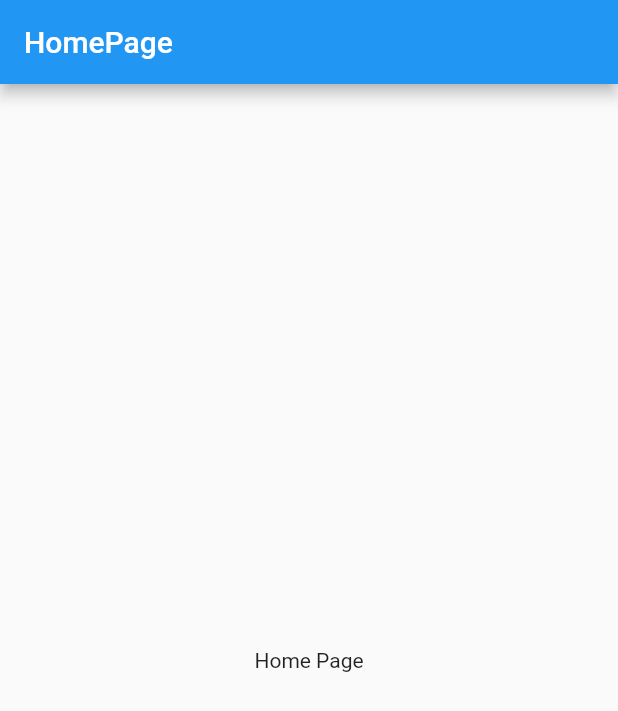
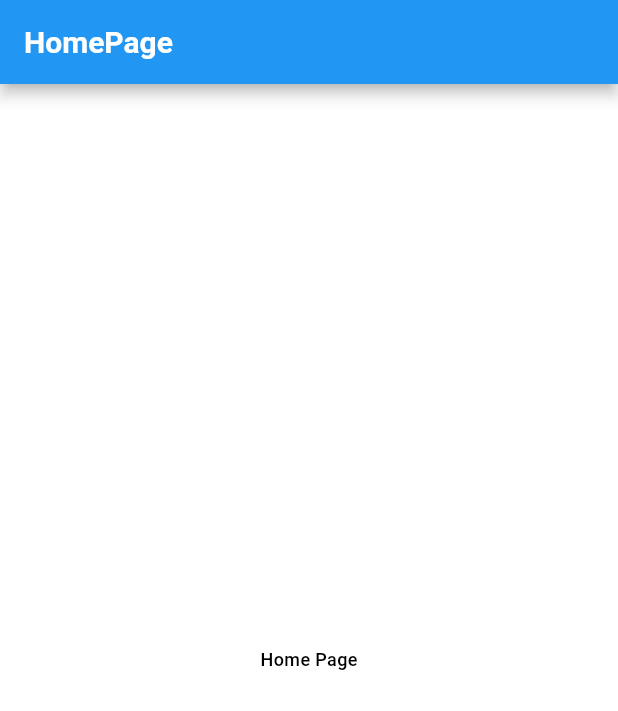
Before and after one commit to CarlosDiaz12/flutter-template-clean-architecture, a Flutter app: the screen it shows after launch, on a phone screen of 412 x 824 dp. Shown: the top 711 px of the screen. Run offline on Flutter 3.47's test engine with Material 2 defaults, Android fonts, the phone set to English and light mode, and no system bars; our stand-ins replace auto_route, dartz, dio, internet_connection_checker, stacked, universal_platform.

Commit message:
💄 changed  and applied  colors

```diff
--- a/lib/main.dart
+++ b/lib/main.dart
@@ -3,6 +3,7 @@
 import 'package:provider/provider.dart';
 
 import 'core/config/router/routes.gr.dart';
+import 'presentation/common/style/app_theme.dart';
 
 void main() async {
   await InjectionContainer.setupProvider();
@@ -23,9 +24,8 @@
         routerDelegate: _appRouter.delegate(),
         routeInformationParser: _appRouter.defaultRouteParser(),
         title: 'Flutter Clean Architecture Template',
-        theme: ThemeData(
-          primarySwatch: Colors.blue,
-        ),
+        theme: AppTheme.lightTheme,
+        darkTheme: AppTheme.darkTheme,
         //home: ,
       ),
     );
--- a/lib/presentation/common/style/app_theme.dart
+++ b/lib/presentation/common/style/app_theme.dart
@@ -45,7 +45,7 @@
           fontWeight: FontWeight.w700,
           color: colorScheme.onPrimary,
         ),
-        elevation: 0,
+        //elevation: 8,
         iconTheme: IconThemeData(color: colorScheme.onPrimary),
       ),
       cardColor: colorScheme.surface,
@@ -80,34 +80,34 @@
   }
 
   static const ColorScheme lightColorScheme = ColorScheme(
-    primary: Color(0xFF0D60B6),
-    primaryContainer: Color(0xFF1565D8),
-    secondary: Color(0xFFF2AE1D),
-    secondaryContainer: Color(0xFFF09650),
+    primary: Color(0xFF2196F3),
+    primaryContainer: Color(0xFFBBDEFB),
+    secondary: Color(0xFFFFC107),
+    secondaryContainer: Color(0xFFFFC107),
     background: Colors.white,
-    surface: Color(0xFFe8effa),
+    surface: Colors.white,
     onBackground: Colors.black,
     error: Color(0xFFC12D2C),
     onError: Colors.white,
     onPrimary: Colors.white,
-    onSecondary: Color(0xFF8692A6),
-    onSurface: Color(0xFF879FBE),
+    onSecondary: Colors.white,
+    onSurface: Colors.white,
     brightness: Brightness.light,
   );
 
   static const ColorScheme darkColorScheme = ColorScheme(
-    primary: Color(0xFF0D60B6),
-    primaryContainer: Color(0xFF1565D8),
-    secondary: Color(0xFFF2AE1D),
-    secondaryContainer: Color(0xFFF09650),
-    background: Color(0xFF262624),
-    surface: Color(0xFF2E2E29),
-    onBackground: Colors.white,
+    primary: Color(0xFF2196F3),
+    primaryContainer: Color(0xFFBBDEFB),
+    secondary: Color(0xFFFFC107),
+    secondaryContainer: Color(0xFFFFC107),
+    background: Colors.white,
+    surface: Colors.white,
+    onBackground: Colors.black,
     error: Color(0xFFC12D2C),
     onError: Colors.white,
     onPrimary: Colors.white,
     onSecondary: Colors.white,
-    onSurface: Color(0xFF58595b),
+    onSurface: Colors.white,
     brightness: Brightness.dark,
   );
 
```
